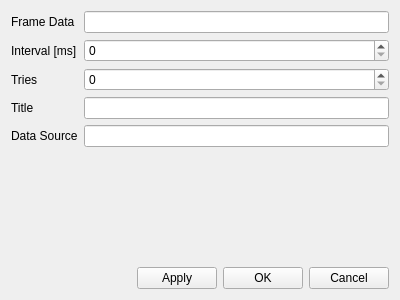
This is QLinWriteByID/settingsdialog.ui in pr4u4t/automatron3000 as Qt 5 draws it before an edit. The edited form follows.
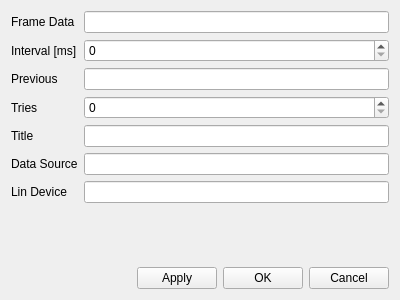
This is the edited form. Custom widgets are drawn as their Qt base class.

The edit to the form file:
```diff
--- a/QLinWriteByID/settingsdialog.ui
+++ b/QLinWriteByID/settingsdialog.ui
@@ -66,6 +66,26 @@
      <item row="6" column="1">
       <widget class="QLineEdit" name="dataSource"/>
      </item>
+     <item row="2" column="0">
+      <widget class="QLabel" name="label_6">
+       <property name="text">
+        <string>Previous</string>
+       </property>
+      </widget>
+     </item>
+     <item row="2" column="1">
+      <widget class="QLineEdit" name="previousEdit"/>
+     </item>
+     <item row="7" column="0">
+      <widget class="QLabel" name="label_7">
+       <property name="text">
+        <string>Lin Device</string>
+       </property>
+      </widget>
+     </item>
+     <item row="7" column="1">
+      <widget class="QLineEdit" name="linEdit"/>
+     </item>
     </layout>
    </item>
    <item>
```
